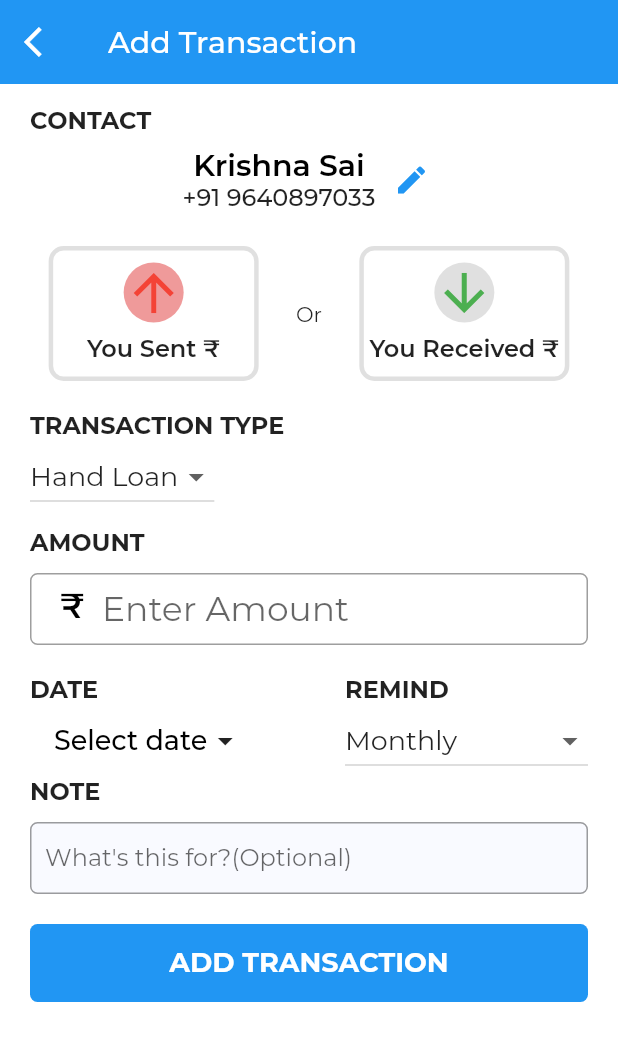
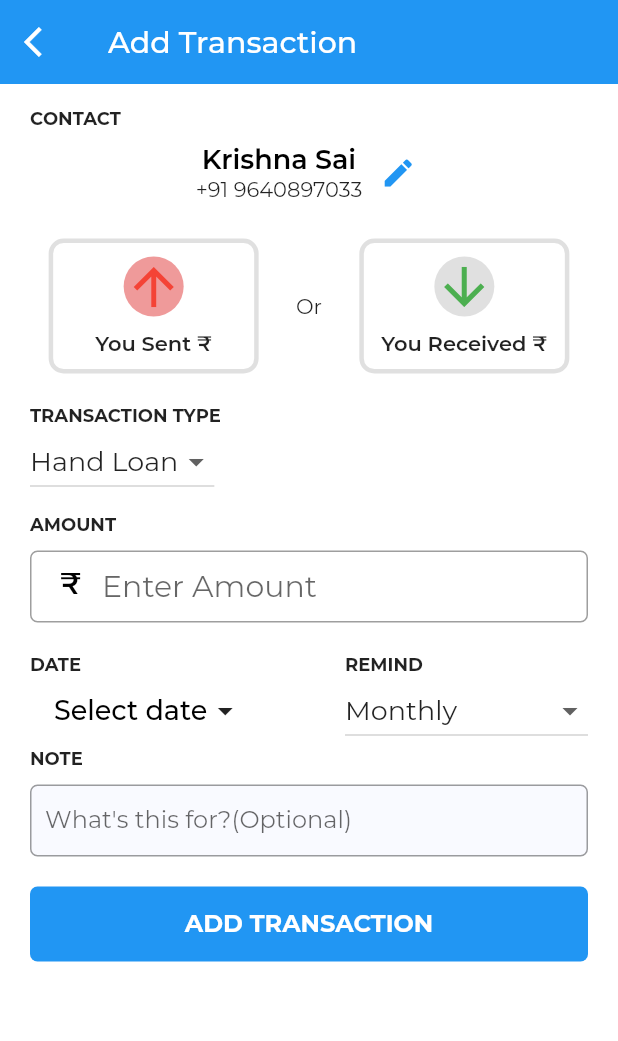
Before and after one commit to KittuPatel/Rupie_Finance_App, a Flutter app: the AddNewTransaction screen opened directly, on a phone screen of 412 x 824 dp. Shown: the top 1041 px of the screen. Run offline on Flutter 3.47's test engine with Material 2 defaults, Android fonts, the phone set to English and light mode, and no system bars; our stand-ins replace settings_ui; missing offline and left inert: keyboard_visibility; project files that could hold a hidden picture were left out.

Commit message:
add transaction

```diff
--- a/lib/main.dart
+++ b/lib/main.dart
@@ -13,8 +13,8 @@ class MyApp extends StatelessWidget {
       debugShowCheckedModeBanner: false,
       theme: ThemeData(
         primaryColor: Colors.blue,
-        //accentColor: Colors.cyan[600],
-
+        //accentColor: Color(0xFF6bf178),
+        // color palette - https://coolors.co/ffe74c-ff5964-ffffff-6bf178-35a7ff
         fontFamily: 'Montserrat',
 
         // Access Color -  Theme.of(context).primaryColor
--- a/lib/screens/AddTransaction.dart
+++ b/lib/screens/AddTransaction.dart
@@ -68,8 +68,9 @@ class _AddNewTransactionState extends State<AddNewTransaction> {
         child: ListView(children: <Widget>[
           //SizedBox(height: 20.0),
           Text("CONTACT",
-                  style: Theme.of(context).textTheme.bodyText1.copyWith(
-                    fontWeight: FontWeight.w800
+                  style: TextStyle(
+                    fontSize: 12,
+                    fontWeight: FontWeight.w800,
                   )),
            SizedBox(height: 5.0),
           Row(
@@ -83,11 +84,11 @@ class _AddNewTransactionState extends State<AddNewTransaction> {
                   children: <Widget>[
                   Text("${widget.personName}",
                   style: Theme.of(context).textTheme.headline2.copyWith(
-                    //fontWeight: FontWeight.w500
+                    fontSize: 18
                   ),
                   ),
                   Text("+91 ${widget.phoneNumber}",
-                  style: Theme.of(context).textTheme.bodyText1
+                  style: Theme.of(context).textTheme.bodyText2
                   )
                 ]),
               ),
@@ -139,7 +140,7 @@ class _AddNewTransactionState extends State<AddNewTransaction> {
                                 size: 40.0,
                               )),
                           Text("You Sent ₹",
-                              style: Theme.of(context).textTheme.bodyText1.copyWith(
+                              style: Theme.of(context).textTheme.bodyText2.copyWith(
                                 fontWeight: FontWeight.w600
                               ))
                         ]),
@@ -182,7 +183,7 @@ class _AddNewTransactionState extends State<AddNewTransaction> {
                                 size: 40.0,
                               )),
                           Text("You Received ₹",
-                              style: Theme.of(context).textTheme.bodyText1.copyWith(
+                              style: Theme.of(context).textTheme.bodyText2.copyWith(
                                 fontWeight: FontWeight.w600
                               ))
                         ]),
@@ -195,8 +196,9 @@ class _AddNewTransactionState extends State<AddNewTransaction> {
             crossAxisAlignment: CrossAxisAlignment.start,
             children: <Widget>[
               Text("TRANSACTION TYPE",
-                  style: Theme.of(context).textTheme.bodyText1.copyWith(
-                    fontWeight: FontWeight.w800
+                  style: TextStyle(
+                    fontSize: 12,
+                    fontWeight: FontWeight.w800,
                   )),
               Container(
                 //padding:EdgeInsets.only(left: 10, right: 10),
@@ -224,12 +226,13 @@ class _AddNewTransactionState extends State<AddNewTransaction> {
           ),
           SizedBox(height: 10.0),
           Text("AMOUNT",
-                  style: Theme.of(context).textTheme.bodyText1.copyWith(
-                    fontWeight: FontWeight.w800
+                  style: TextStyle(
+                    fontSize: 12,
+                    fontWeight: FontWeight.w800,
                   )),
           SizedBox(height: 10.0),
           TextField(
-              style: TextStyle(fontSize: 23, color: Colors.black, fontWeight: FontWeight.w600),
+              style: TextStyle(fontSize: 20, color: Colors.black, fontWeight: FontWeight.w600),
               onChanged: (value) {
                 setState(() {
                   this.amount = double.parse(value);
@@ -238,13 +241,13 @@ class _AddNewTransactionState extends State<AddNewTransaction> {
               keyboardType: TextInputType.number,
               decoration: InputDecoration(
                 prefixIcon: Padding(
-                              padding: const EdgeInsets.only(top:8.0,left:20),
-                              child: Text('₹',style: TextStyle(fontSize: 23, color: Colors.black, fontWeight: FontWeight.w600),),
+                              padding: const EdgeInsets.only(top:10.0,left:20),
+                              child: Text('₹',style: TextStyle(fontSize: 20, color: Colors.black, fontWeight: FontWeight.w600),),
                             ),
                 hintText: 'Enter Amount',
                 hintStyle: TextStyle(fontWeight: FontWeight.normal),
                 //prefix: Text("₹ ", style: TextStyle(color: Colors.black,fontWeight: FontWeight.w500)),
-                contentPadding: const EdgeInsets.all(10),
+                contentPadding: const EdgeInsets.all(5),
                 focusedBorder: OutlineInputBorder(
                   borderSide: BorderSide(color: Colors.black26),
                   borderRadius: BorderRadius.circular(5),
@@ -265,14 +268,15 @@ class _AddNewTransactionState extends State<AddNewTransaction> {
                     children: <Widget>[
                       Column(
                         children: <Widget>[
-                          Text("INTEREST % MONTH", style: Theme.of(context).textTheme.bodyText1.copyWith(
-                          fontWeight: FontWeight.w800
+                          Text("INTEREST % MONTH", style: TextStyle(
+                            fontSize: 12,
+                            fontWeight: FontWeight.w800,
                           )),
                           SizedBox(height: 10,),
                           Container(
                             width: 100,
                             child: TextField(
-                                style: TextStyle(fontSize: 23, color: Colors.black, fontWeight: FontWeight.w600),
+                                style: TextStyle(fontSize: 20, color: Colors.black, fontWeight: FontWeight.w600),
                                 onChanged: (value) {
                                   setState(() {
                                     this.intpercent = double.parse(value);
@@ -287,12 +291,12 @@ class _AddNewTransactionState extends State<AddNewTransaction> {
                                 decoration: InputDecoration(
                                   prefixIcon: Padding(
                                     padding: const EdgeInsets.only(top:8.0,left:15),
-                                    child: Text('%',style: TextStyle(fontSize: 23, color: Colors.black, fontWeight: FontWeight.w600),),
+                                    child: Text('%',style: TextStyle(fontSize: 20, color: Colors.black, fontWeight: FontWeight.w600),),
                                   ),
                                   hintText: '0',
                                   //hintStyle: TextStyle(fontWeight: FontWeight.normal),
                                   //prefix: Text("% ", style: TextStyle(color: Colors.black,fontWeight: FontWeight.w500)),
-                                  contentPadding: const EdgeInsets.all(10),
+                                  contentPadding: const EdgeInsets.all(5),
                                   focusedBorder: OutlineInputBorder(
                                     borderSide: BorderSide(color: Colors.black26),
                                     borderRadius: BorderRadius.circular(5),
@@ -308,15 +312,16 @@ class _AddNewTransactionState extends State<AddNewTransaction> {
                       ),
                       Column(
                           children: <Widget>[
-                          Text("INTEREST AMOUNT", style: Theme.of(context).textTheme.bodyText1.copyWith(
-                          fontWeight: FontWeight.w800
+                          Text("INTEREST AMOUNT", style: TextStyle(
+                            fontSize: 12,
+                            fontWeight: FontWeight.w800,
                           )),
                           SizedBox(height: 10,),
                           Container(
                             width: 100,
                             child: TextField(
                                 enabled: false,
-                                style: TextStyle(fontSize: 23, color: Colors.black, fontWeight: FontWeight.w600),
+                                style: TextStyle(fontSize: 20, color: Colors.black, fontWeight: FontWeight.w600),
                                 // onChanged: (value) {
                                 //   setState(() {
                                 //     this.amount = value;
@@ -327,7 +332,7 @@ class _AddNewTransactionState extends State<AddNewTransaction> {
                                   hintText: '5000',
                                   hintStyle: TextStyle(fontWeight: FontWeight.normal),
                                  // prefix: Text("₹ ", style: TextStyle(color: Colors.black,fontWeight: FontWeight.w500)),
-                                  contentPadding: const EdgeInsets.all(10),
+                                  contentPadding: const EdgeInsets.all(5),
                                   focusedBorder: OutlineInputBorder(
                                     borderSide: BorderSide(color: Colors.black26),
                                     borderRadius: BorderRadius.circular(5),
@@ -355,8 +360,9 @@ class _AddNewTransactionState extends State<AddNewTransaction> {
                 mainAxisAlignment: MainAxisAlignment.start,
                 crossAxisAlignment: CrossAxisAlignment.start,
                 children: <Widget>[
-                  Text("DATE", style: Theme.of(context).textTheme.bodyText1.copyWith(
-                    fontWeight: FontWeight.w800
+                  Text("DATE", style:TextStyle(
+                    fontSize: 12,
+                    fontWeight: FontWeight.w800,
                   )),
                   FlatButton(
                       onPressed: () {
@@ -399,8 +405,9 @@ class _AddNewTransactionState extends State<AddNewTransaction> {
                 mainAxisAlignment: MainAxisAlignment.start,
                 crossAxisAlignment: CrossAxisAlignment.start,
                 children: <Widget>[
-                  Text("REMIND", style: Theme.of(context).textTheme.bodyText1.copyWith(
-                    fontWeight: FontWeight.w800
+                  Text("REMIND", style: TextStyle(
+                    fontSize: 12,
+                    fontWeight: FontWeight.w800,
                   )),
                   Container(
                 //padding:EdgeInsets.only(left: 10, right: 10),
@@ -429,8 +436,9 @@ class _AddNewTransactionState extends State<AddNewTransaction> {
             ],
           ),
           //SizedBox(height: 10.0),
-          Text("NOTE", style: Theme.of(context).textTheme.bodyText1.copyWith(
-                    fontWeight: FontWeight.w800
+          Text("NOTE", style: TextStyle(
+                    fontSize: 12,
+                    fontWeight: FontWeight.w800,
                   )),
           SizedBox(height: 10.0),
           TextField(
@@ -463,7 +471,7 @@ class _AddNewTransactionState extends State<AddNewTransaction> {
               FlatButton(
                 child: Text(
                   'ADD TRANSACTION',
-                  style: TextStyle(fontSize: 18, fontWeight: FontWeight.w700),
+                  style: TextStyle(fontSize: 16, fontWeight: FontWeight.w700),
                 ),
                 shape: RoundedRectangleBorder(
                   borderRadius: BorderRadius.circular(5),
```
